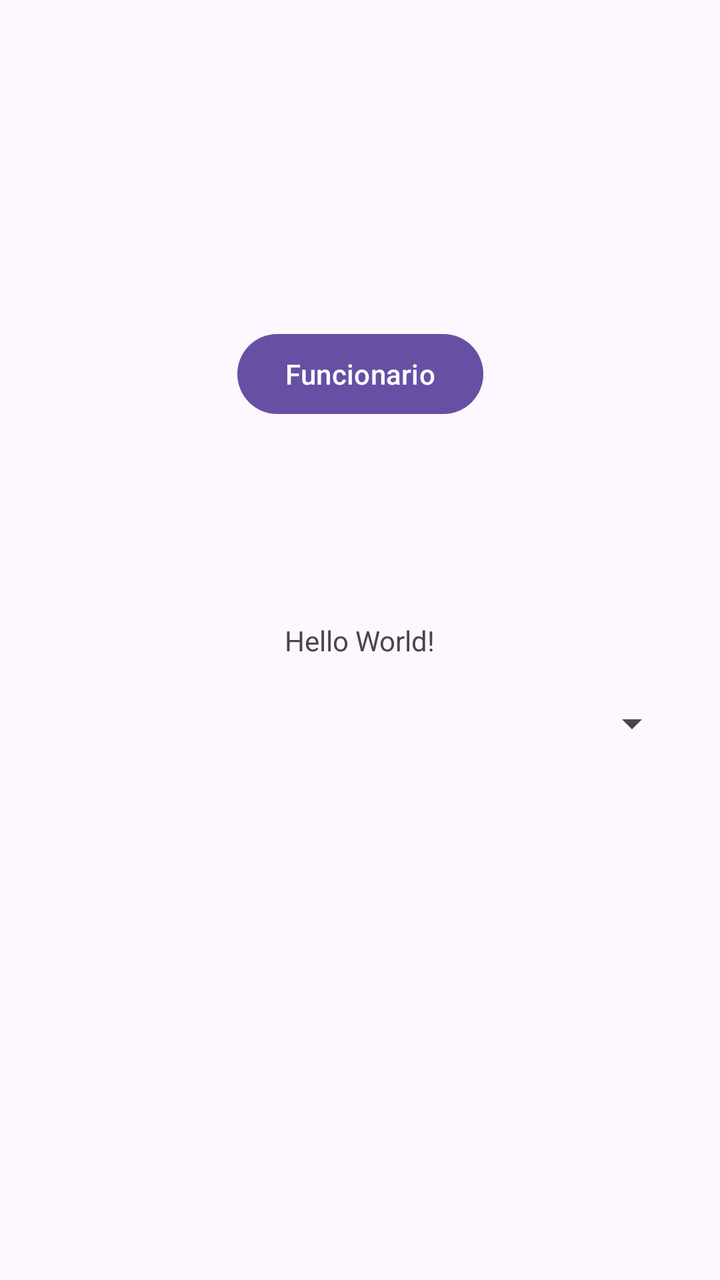
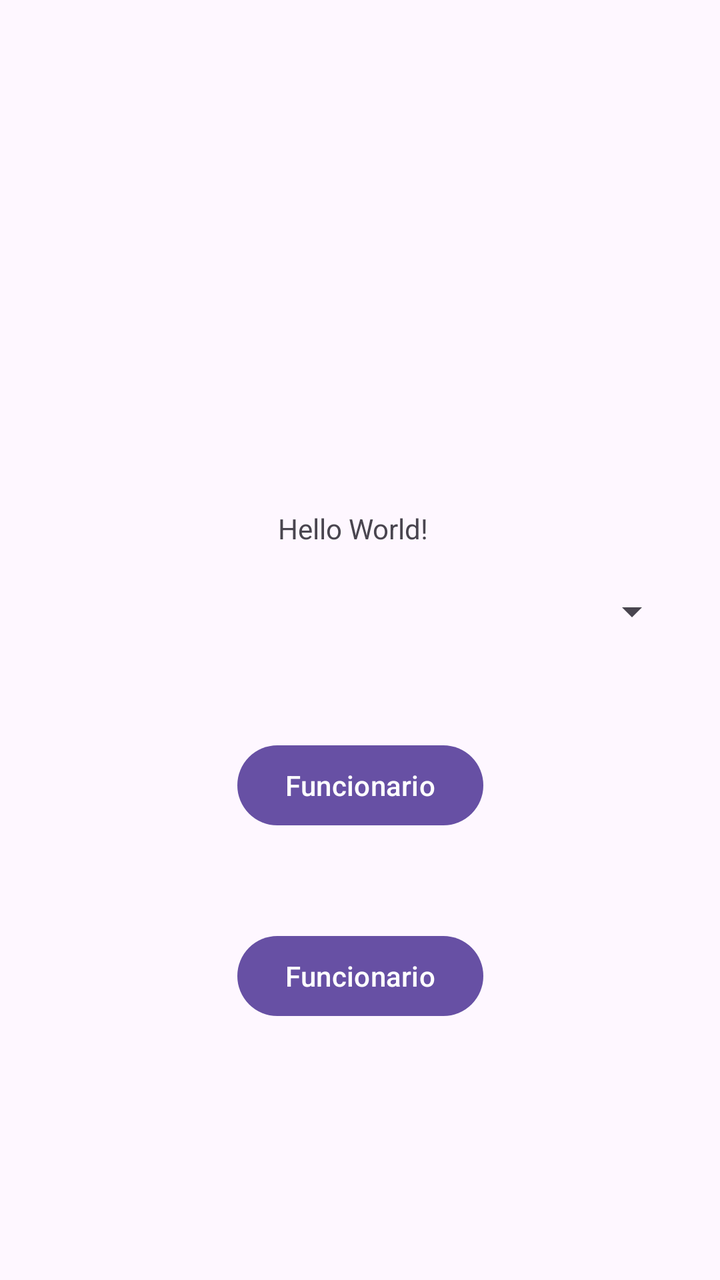

Compare the two renders of this Android layout. The source of the first and the diff that turns it into the second are given below.
<!-- AndroidManifest.xml: application theme Theme.ProjectDroid_1220893_1241190 -->
<!-- res/layout/activity_main.xml -->
<?xml version="1.0" encoding="utf-8"?>
<androidx.constraintlayout.widget.ConstraintLayout
    xmlns:android="http://schemas.android.com/apk/res/android"

    xmlns:app="http://schemas.android.com/apk/res-auto"
    xmlns:tools="http://schemas.android.com/tools"
    android:id="@+id/main"
    android:layout_width="match_parent"
    android:layout_height="match_parent"
    tools:context=".MainActivity">

    <TextView
        android:id="@+id/textView"
        android:layout_width="wrap_content"
        android:layout_height="wrap_content"
        android:text="Hello World!"
        app:layout_constraintBottom_toBottomOf="parent"
        app:layout_constraintEnd_toEndOf="parent"
        app:layout_constraintStart_toStartOf="parent"
        app:layout_constraintTop_toTopOf="parent" />

    <Spinner
        android:id="@+id/spinnerTipo"
        android:layout_width="0dp"
        android:layout_height="wrap_content"
        app:layout_constraintTop_toBottomOf="@id/textView"
        app:layout_constraintStart_toStartOf="parent"
        app:layout_constraintEnd_toEndOf="parent"
        android:layout_margin="20dp" />

    <Button
        android:id="@+id/goFuncionario"
        android:layout_width="wrap_content"
        android:layout_height="wrap_content"
        android:text="Funcionario"
        app:layout_constraintBottom_toBottomOf="@id/spinnerTipo"
        app:layout_constraintEnd_toEndOf="parent"
        app:layout_constraintStart_toStartOf="parent"
        app:layout_constraintTop_toTopOf="parent"
        tools:layout_editor_absoluteX="55dp"
        tools:layout_editor_absoluteY="452dp" />


</androidx.constraintlayout.widget.ConstraintLayout>
<!-- resources referenced by this layout -->
<resources>
  <style name="Theme.ProjectDroid_1220893_1241190" parent="Base.Theme.ProjectDroid_1220893_1241190" />
  <style name="Base.Theme.ProjectDroid_1220893_1241190" parent="Theme.Material3.DayNight.NoActionBar">
          
          
      </style>
</resources>

<!-- the commit's change to res/layout/activity_main.xml (unified diff, before → after) -->
@@ -16,29 +16,42 @@
         android:text="Hello World!"
         app:layout_constraintBottom_toBottomOf="parent"
         app:layout_constraintEnd_toEndOf="parent"
+        app:layout_constraintHorizontal_bias="0.488"
         app:layout_constraintStart_toStartOf="parent"
-        app:layout_constraintTop_toTopOf="parent" />
+        app:layout_constraintTop_toTopOf="parent"
+        app:layout_constraintVertical_bias="0.41" />
 
     <Spinner
         android:id="@+id/spinnerTipo"
         android:layout_width="0dp"
         android:layout_height="wrap_content"
-        app:layout_constraintTop_toBottomOf="@id/textView"
+        android:layout_margin="20dp"
+        android:layout_marginTop="40dp"
+        app:layout_constraintEnd_toEndOf="parent"
         app:layout_constraintStart_toStartOf="parent"
-        app:layout_constraintEnd_toEndOf="parent"
-        android:layout_margin="20dp" />
+        app:layout_constraintTop_toBottomOf="@id/textView" />
 
     <Button
-        android:id="@+id/goFuncionario"
+        android:id="@+id/goTipos"
         android:layout_width="wrap_content"
         android:layout_height="wrap_content"
         android:text="Funcionario"
-        app:layout_constraintBottom_toBottomOf="@id/spinnerTipo"
+        app:layout_constraintBottom_toBottomOf="parent"
         app:layout_constraintEnd_toEndOf="parent"
         app:layout_constraintStart_toStartOf="parent"
         app:layout_constraintTop_toTopOf="parent"
-        tools:layout_editor_absoluteX="55dp"
-        tools:layout_editor_absoluteY="452dp" />
+        app:layout_constraintVertical_bias="0.623" />
+
+    <Button
+        android:id="@+id/goProduto"
+        android:layout_width="wrap_content"
+        android:layout_height="wrap_content"
+        android:text="Funcionario"
+        app:layout_constraintBottom_toBottomOf="parent"
+        app:layout_constraintEnd_toEndOf="parent"
+        app:layout_constraintStart_toStartOf="parent"
+        app:layout_constraintTop_toTopOf="parent"
+        app:layout_constraintVertical_bias="0.784" />
 
 
 </androidx.constraintlayout.widget.ConstraintLayout>
